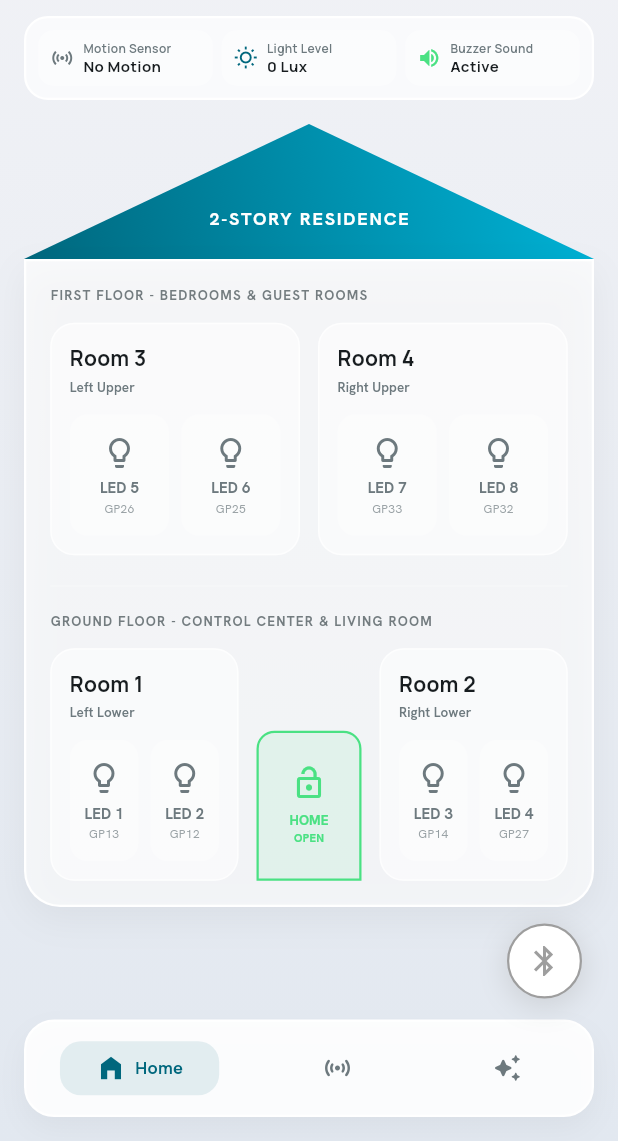
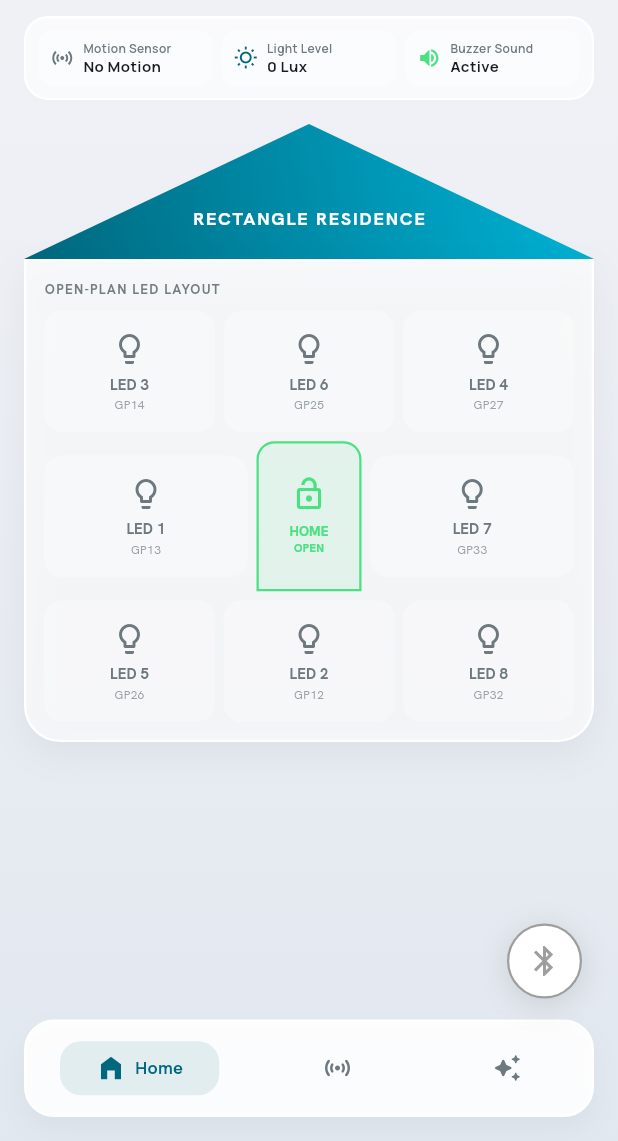
Before and after one commit to AbdellahElHilaly/IOT-esp32-flutter-app-mobile-controller-, a Flutter app: the screen it shows after launch, on a phone screen of 412 x 824 dp, the part 95-1236 px from its top. Run offline on Flutter 3.47's test engine with Material 3 defaults, Android fonts, the light colour scheme and no system bars; our stand-ins replace flutter_bluetooth_serial, google_fonts, permission_handler.

Commit message:
feat: redesign house layout as open-plan rectangle with 8 LEDs at corners and side centers

```diff
--- a/app mobile/lib/screens/home_screen.dart
+++ b/app mobile/lib/screens/home_screen.dart
@@ -508,7 +508,7 @@ class _HomeScreenState extends State<HomeScreen> with TickerProviderStateMixin {
         _buildAutomationCard(
           Icons.brightness_auto_rounded,
           'Light Automation',
-          'Automatically turn ON Room 1 and Room 2 LEDs when environmental light is below the run threshold.',
+          'Automatically turn ON half or all house LEDs when environmental light is below the thresholds.',
           _autoLightEnabled,
           _toggleAutoLight,
           const Color(0xFFFFA500),
@@ -993,7 +993,7 @@ class _HomeScreenState extends State<HomeScreen> with TickerProviderStateMixin {
               child: Padding(
                 padding: const EdgeInsets.only(top: 36.0),
                 child: Text(
-                  '2-STORY RESIDENCE',
+                  'RECTANGLE RESIDENCE',
                   style: GoogleFonts.hankenGrotesk(
                     color: Colors.white,
                     fontSize: 12,
@@ -1006,7 +1006,7 @@ class _HomeScreenState extends State<HomeScreen> with TickerProviderStateMixin {
           ),
         ),
         Container(
-          padding: const EdgeInsets.all(16.0),
+          padding: const EdgeInsets.all(12.0),
           decoration: BoxDecoration(
             color: Colors.white.withValues(alpha: 0.65),
             borderRadius: const BorderRadius.only(
@@ -1027,57 +1027,39 @@ class _HomeScreenState extends State<HomeScreen> with TickerProviderStateMixin {
           ),
           child: Column(
             children: [
-              _buildFloorHeader('FIRST FLOOR - BEDROOMS & GUEST ROOMS'),
-              const SizedBox(height: 12),
+              _buildFloorHeader('OPEN-PLAN LED LAYOUT'),
+              const SizedBox(height: 8),
+              // Top row: LED3 — LED6 — LED4
               Row(
-                crossAxisAlignment: CrossAxisAlignment.start,
                 children: [
-                  Expanded(
-                    child: _buildRoomCard(
-                      'Room 3',
-                      'Left Upper',
-                      [4, 5],
-                      textTheme,
-                    ),
-                  ),
-                  const SizedBox(width: 12),
-                  Expanded(
-                    child: _buildRoomCard(
-                      'Room 4',
-                      'Right Upper',
-                      [6, 7],
-                      textTheme,
-                    ),
-                  ),
+                  Expanded(child: _buildLedTile(2, textTheme)),
+                  const SizedBox(width: 6),
+                  Expanded(child: _buildLedTile(5, textTheme)),
+                  const SizedBox(width: 6),
+                  Expanded(child: _buildLedTile(3, textTheme)),
                 ],
               ),
-              const SizedBox(height: 20),
-              const Divider(color: Colors.white24, height: 1),
-              const SizedBox(height: 16),
-              _buildFloorHeader('GROUND FLOOR - CONTROL CENTER & LIVING ROOM'),
-              const SizedBox(height: 12),
+              const SizedBox(height: 6),
+              // Middle row: LED1 — HOME MODE — LED7
               Row(
-                crossAxisAlignment: CrossAxisAlignment.end,
+                crossAxisAlignment: CrossAxisAlignment.center,
                 children: [
-                  Expanded(
-                    child: _buildRoomCard(
-                      'Room 1',
-                      'Left Lower',
-                      [0, 1],
-                      textTheme,
-                    ),
-                  ),
-                  const SizedBox(width: 12),
+                  Expanded(child: _buildLedTile(0, textTheme)),
+                  const SizedBox(width: 6),
                   _buildHomeModeWidget(textTheme),
-                  const SizedBox(width: 12),
-                  Expanded(
-                    child: _buildRoomCard(
-                      'Room 2',
-                      'Right Lower',
-                      [2, 3],
-                      textTheme,
-                    ),
-                  ),
+                  const SizedBox(width: 6),
+                  Expanded(child: _buildLedTile(6, textTheme)),
+                ],
+              ),
+              const SizedBox(height: 6),
+              // Bottom row: LED5 — LED2 — LED8
+              Row(
+                children: [
+                  Expanded(child: _buildLedTile(4, textTheme)),
+                  const SizedBox(width: 6),
+                  Expanded(child: _buildLedTile(1, textTheme)),
+                  const SizedBox(width: 6),
+                  Expanded(child: _buildLedTile(7, textTheme)),
                 ],
               ),
             ],
@@ -1102,52 +1084,8 @@ class _HomeScreenState extends State<HomeScreen> with TickerProviderStateMixin {
     );
   }
 
-  Widget _buildRoomCard(
-    String roomName,
-    String subtitle,
-    List<int> ledIndices,
-    TextTheme textTheme,
-  ) {
-    return Container(
-      padding: const EdgeInsets.all(12),
-      decoration: BoxDecoration(
-        color: Colors.white.withValues(alpha: 0.5),
-        borderRadius: BorderRadius.circular(16),
-        border: Border.all(
-          color: Colors.white.withValues(alpha: 0.7),
-          width: 1.0,
-        ),
-      ),
-      child: Column(
-        crossAxisAlignment: CrossAxisAlignment.start,
-        children: [
-          Text(
-            roomName,
-            style: textTheme.titleMedium?.copyWith(
-              fontSize: 14,
-              fontWeight: FontWeight.bold,
-            ),
-          ),
-          const SizedBox(height: 2),
-          Text(
-            subtitle,
-            style: textTheme.labelSmall?.copyWith(
-              fontSize: 9,
-              color: LuminaTheme.outlineColor,
-            ),
-          ),
-          const SizedBox(height: 12),
-          Row(
-            children: [
-              Expanded(child: _buildLedTile(ledIndices[0], textTheme)),
-              const SizedBox(width: 8),
-              Expanded(child: _buildLedTile(ledIndices[1], textTheme)),
-            ],
-          ),
-        ],
-      ),
-    );
-  }
+
+
 
   Widget _buildLedTile(int index, TextTheme textTheme) {
     final config = _ledConfig[index];
@@ -1548,7 +1486,7 @@ class _HomeScreenState extends State<HomeScreen> with TickerProviderStateMixin {
     final List<Map<String, dynamic>> animationsList = [
       {
         'title': 'Wave Chase',
-        'description': 'Sequential room-to-room light wave',
+        'description': 'Sequential perimeter light wave',
         'icon': Icons.waves_rounded,
         'color': const Color(0xFF4A90E2),
       },
@@ -1686,16 +1624,16 @@ class _HomeScreenState extends State<HomeScreen> with TickerProviderStateMixin {
 
   Widget _buildAnimationRoomsSelector(TextTheme textTheme) {
     final rooms = [
-      {'id': 1, 'name': 'Room 1', 'floor': 'Ground Floor L'},
-      {'id': 2, 'name': 'Room 2', 'floor': 'Ground Floor R'},
-      {'id': 3, 'name': 'Room 3', 'floor': 'First Floor L'},
-      {'id': 4, 'name': 'Room 4', 'floor': 'First Floor R'},
+      {'id': 1, 'name': 'Zone 1', 'floor': 'LEDs 1 & 2 (Left & Bottom)'},
+      {'id': 2, 'name': 'Zone 2', 'floor': 'LEDs 3 & 4 (Top Corners)'},
+      {'id': 3, 'name': 'Zone 3', 'floor': 'LEDs 5 & 6 (Bottom-L & Top)'},
+      {'id': 4, 'name': 'Zone 4', 'floor': 'LEDs 7 & 8 (Right & Bottom-R)'},
     ];
     return Column(
       crossAxisAlignment: CrossAxisAlignment.start,
       children: [
         Text(
-          'TARGET ROOMS',
+          'TARGET ZONES',
           style: textTheme.labelSmall?.copyWith(
             fontSize: 11,
             letterSpacing: 1.5,
@@ -1741,7 +1679,7 @@ class _HomeScreenState extends State<HomeScreen> with TickerProviderStateMixin {
                       mainAxisAlignment: MainAxisAlignment.spaceBetween,
                       children: [
                         Icon(
-                          Icons.meeting_room_rounded,
+                          Icons.crop_free_rounded,
                           color: isSelected ? LuminaTheme.primaryColor : LuminaTheme.outlineColor,
                           size: 20,
                         ),
```
Also changed, not shown: 2 other files.
